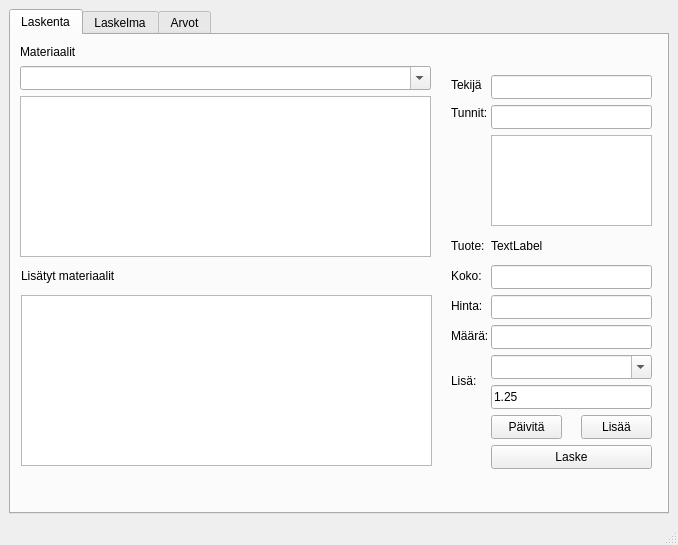
First picture: the form in MateriaaliLaskin/mainwindow.ui, repository jmakkie/MateriaaliLaskin, before the edit.
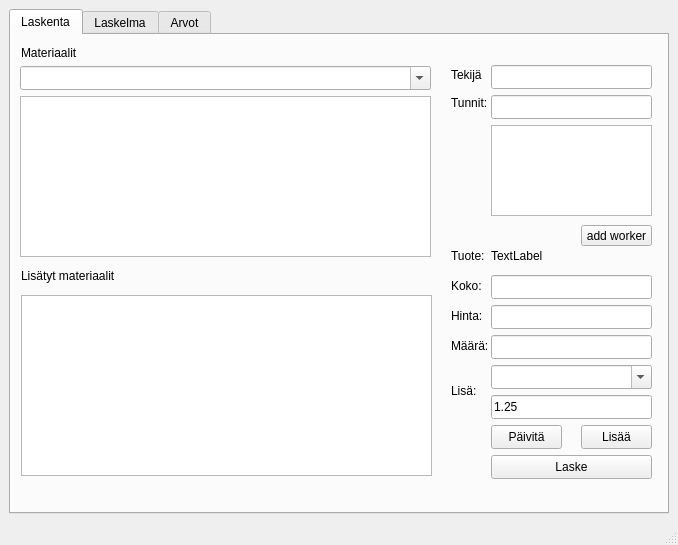
Second picture: the form after the edit. Icons and pictures are not drawn.

Commit message: adding multiple workers works and theyre shown on screen

```diff
--- a/MateriaaliLaskin/mainwindow.ui
+++ b/MateriaaliLaskin/mainwindow.ui
@@ -62,7 +62,7 @@
           <property name="geometry">
            <rect>
             <x>480</x>
-            <y>410</y>
+            <y>420</y>
             <width>161</width>
             <height>24</height>
            </rect>
@@ -74,8 +74,8 @@
          <widget class="QLabel" name="label_3">
           <property name="geometry">
            <rect>
-            <x>9</x>
-            <y>9</y>
+            <x>10</x>
+            <y>10</y>
             <width>56</width>
             <height>16</height>
            </rect>
@@ -88,7 +88,7 @@
           <property name="geometry">
            <rect>
             <x>440</x>
-            <y>200</y>
+            <y>210</y>
             <width>41</width>
             <height>21</height>
            </rect>
@@ -101,7 +101,7 @@
           <property name="geometry">
            <rect>
             <x>480</x>
-            <y>200</y>
+            <y>210</y>
             <width>161</width>
             <height>21</height>
            </rect>
@@ -114,7 +114,7 @@
           <property name="geometry">
            <rect>
             <x>440</x>
-            <y>230</y>
+            <y>240</y>
             <width>41</width>
             <height>21</height>
            </rect>
@@ -127,7 +127,7 @@
           <property name="geometry">
            <rect>
             <x>440</x>
-            <y>260</y>
+            <y>270</y>
             <width>31</width>
             <height>21</height>
            </rect>
@@ -140,7 +140,7 @@
           <property name="geometry">
            <rect>
             <x>440</x>
-            <y>320</y>
+            <y>330</y>
             <width>41</width>
             <height>51</height>
            </rect>
@@ -153,7 +153,7 @@
           <property name="geometry">
            <rect>
             <x>480</x>
-            <y>350</y>
+            <y>360</y>
             <width>161</width>
             <height>24</height>
            </rect>
@@ -166,7 +166,7 @@
           <property name="geometry">
            <rect>
             <x>480</x>
-            <y>230</y>
+            <y>240</y>
             <width>161</width>
             <height>24</height>
            </rect>
@@ -176,7 +176,7 @@
           <property name="geometry">
            <rect>
             <x>480</x>
-            <y>260</y>
+            <y>270</y>
             <width>161</width>
             <height>24</height>
            </rect>
@@ -186,7 +186,7 @@
           <property name="geometry">
            <rect>
             <x>570</x>
-            <y>380</y>
+            <y>390</y>
             <width>71</width>
             <height>24</height>
            </rect>
@@ -199,7 +199,7 @@
           <property name="geometry">
            <rect>
             <x>480</x>
-            <y>380</y>
+            <y>390</y>
             <width>71</width>
             <height>24</height>
            </rect>
@@ -214,7 +214,7 @@
             <x>10</x>
             <y>260</y>
             <width>411</width>
-            <height>171</height>
+            <height>181</height>
            </rect>
           </property>
          </widget>
@@ -235,7 +235,7 @@
           <property name="geometry">
            <rect>
             <x>480</x>
-            <y>320</y>
+            <y>330</y>
             <width>161</width>
             <height>24</height>
            </rect>
@@ -251,7 +251,7 @@
           <property name="geometry">
            <rect>
             <x>480</x>
-            <y>290</y>
+            <y>300</y>
             <width>161</width>
             <height>24</height>
            </rect>
@@ -261,7 +261,7 @@
           <property name="geometry">
            <rect>
             <x>440</x>
-            <y>290</y>
+            <y>300</y>
             <width>41</width>
             <height>21</height>
            </rect>
@@ -274,7 +274,7 @@
           <property name="geometry">
            <rect>
             <x>480</x>
-            <y>70</y>
+            <y>60</y>
             <width>161</width>
             <height>24</height>
            </rect>
@@ -284,7 +284,7 @@
           <property name="geometry">
            <rect>
             <x>440</x>
-            <y>70</y>
+            <y>60</y>
             <width>41</width>
             <height>16</height>
            </rect>
@@ -297,7 +297,7 @@
           <property name="geometry">
            <rect>
             <x>440</x>
-            <y>40</y>
+            <y>30</y>
             <width>31</width>
             <height>20</height>
            </rect>
@@ -310,7 +310,7 @@
           <property name="geometry">
            <rect>
             <x>480</x>
-            <y>40</y>
+            <y>30</y>
             <width>161</width>
             <height>24</height>
            </rect>
@@ -320,12 +320,25 @@
           <property name="geometry">
            <rect>
             <x>480</x>
-            <y>100</y>
+            <y>90</y>
             <width>161</width>
             <height>91</height>
            </rect>
           </property>
          </widget>
+         <widget class="QPushButton" name="pushButton_3">
+          <property name="geometry">
+           <rect>
+            <x>570</x>
+            <y>190</y>
+            <width>71</width>
+            <height>21</height>
+           </rect>
+          </property>
+          <property name="text">
+           <string>add worker</string>
+          </property>
+         </widget>
         </widget>
         <widget class="QWidget" name="tab_2">
          <attribute name="title">
```
The commit also changes 10 other files.
